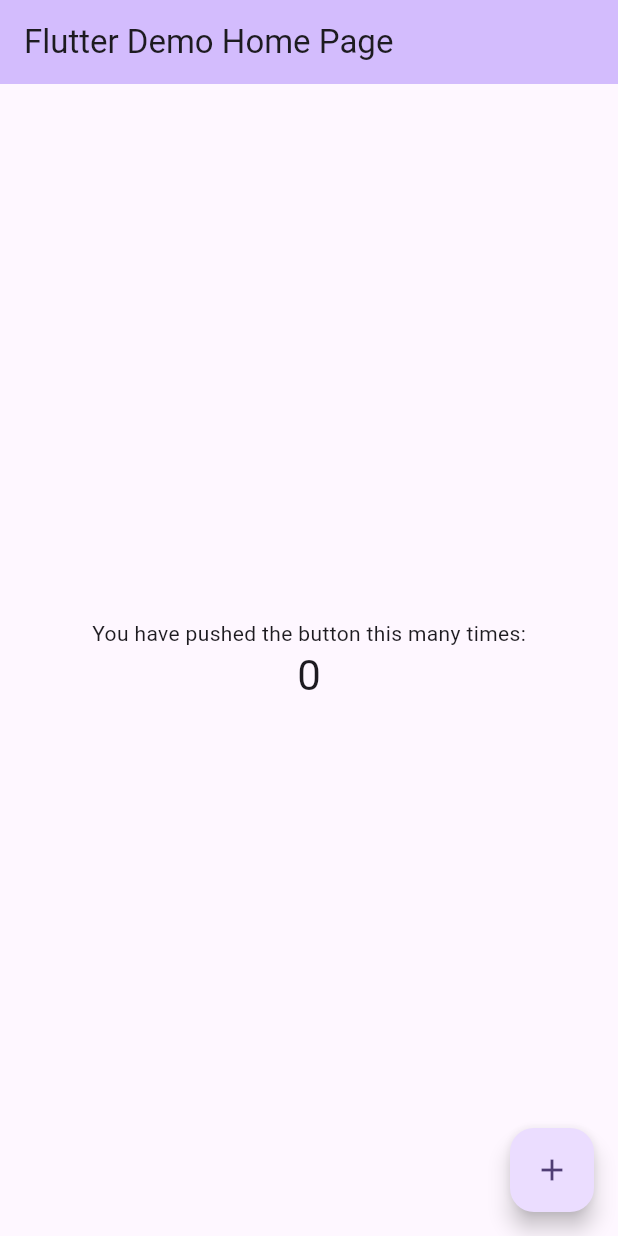
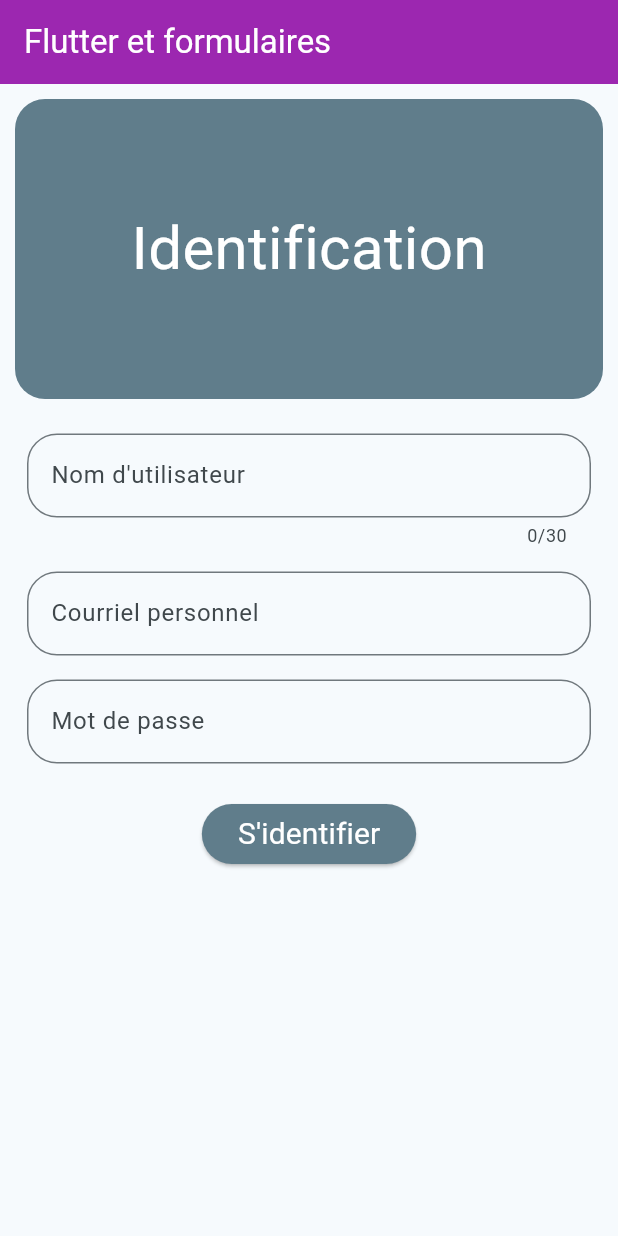
Before and after one commit to naelbenaissa/flutter_etu, a Flutter app: the screen it shows after launch, on a phone screen of 412 x 824 dp. Run offline on Flutter 3.47's test engine with Material 3 defaults, Android fonts, the phone set to English and light mode, and no system bars.

Commit message:
Initial Commit

```diff
--- a/lib/main.dart
+++ b/lib/main.dart
@@ -1,4 +1,5 @@
 import 'package:flutter/material.dart';
+import 'package:flutter_formulaire/views/home/home.dart';
 
 void main() {
   runApp(const MyApp());
@@ -11,115 +12,13 @@
   @override
   Widget build(BuildContext context) {
     return MaterialApp(
+      debugShowCheckedModeBanner: false,
       title: 'Flutter Demo',
       theme: ThemeData(
-        // This is the theme of your application.
-        //
-        // TRY THIS: Try running your application with "flutter run". You'll see
-        // the application has a purple toolbar. Then, without quitting the app,
-        // try changing the seedColor in the colorScheme below to Colors.green
-        // and then invoke "hot reload" (save your changes or press the "hot
-        // reload" button in a Flutter-supported IDE, or press "r" if you used
-        // the command line to start the app).
-        //
-        // Notice that the counter didn't reset back to zero; the application
-        // state is not lost during the reload. To reset the state, use hot
-        // restart instead.
-        //
-        // This works for code too, not just values: Most code changes can be
-        // tested with just a hot reload.
-        colorScheme: ColorScheme.fromSeed(seedColor: Colors.deepPurple),
+        colorScheme: ColorScheme.fromSeed(seedColor: Colors.blueGrey),
         useMaterial3: true,
       ),
-      home: const MyHomePage(title: 'Flutter Demo Home Page'),
+      home: const Home(),
     );
   }
 }
-
-class MyHomePage extends StatefulWidget {
-  const MyHomePage({super.key, required this.title});
-
-  // This widget is the home page of your application. It is stateful, meaning
-  // that it has a State object (defined below) that contains fields that affect
-  // how it looks.
-
-  // This class is the configuration for the state. It holds the values (in this
-  // case the title) provided by the parent (in this case the App widget) and
-  // used by the build method of the State. Fields in a Widget subclass are
-  // always marked "final".
-
-  final String title;
-
-  @override
-  State<MyHomePage> createState() => _MyHomePageState();
-}
-
-class _MyHomePageState extends State<MyHomePage> {
-  int _counter = 0;
-
-  void _incrementCounter() {
-    setState(() {
-      // This call to setState tells the Flutter framework that something has
-      // changed in this State, which causes it to rerun the build method below
-      // so that the display can reflect the updated values. If we changed
-      // _counter without calling setState(), then the build method would not be
-      // called again, and so nothing would appear to happen.
-      _counter++;
-    });
-  }
-
-  @override
-  Widget build(BuildContext context) {
-    // This method is rerun every time setState is called, for instance as done
-    // by the _incrementCounter method above.
-    //
-    // The Flutter framework has been optimized to make rerunning build methods
-    // fast, so that you can just rebuild anything that needs updating rather
-    // than having to individually change instances of widgets.
-    return Scaffold(
-      appBar: AppBar(
-        // TRY THIS: Try changing the color here to a specific color (to
-        // Colors.amber, perhaps?) and trigger a hot reload to see the AppBar
-        // change color while the other colors stay the same.
-        backgroundColor: Theme.of(context).colorScheme.inversePrimary,
-        // Here we take the value from the MyHomePage object that was created by
-        // the App.build method, and use it to set our appbar title.
-        title: Text(widget.title),
-      ),
-      body: Center(
-        // Center is a layout widget. It takes a single child and positions it
-        // in the middle of the parent.
-        child: Column(
-          // Column is also a layout widget. It takes a list of children and
-          // arranges them vertically. By default, it sizes itself to fit its
-          // children horizontally, and tries to be as tall as its parent.
-          //
-          // Column has various properties to control how it sizes itself and
-          // how it positions its children. Here we use mainAxisAlignment to
-          // center the children vertically; the main axis here is the vertical
-          // axis because Columns are vertical (the cross axis would be
-          // horizontal).
-          //
-          // TRY THIS: Invoke "debug painting" (choose the "Toggle Debug Paint"
-          // action in the IDE, or press "p" in the console), to see the
-          // wireframe for each widget.
-          mainAxisAlignment: MainAxisAlignment.center,
-          children: <Widget>[
-            const Text(
-              'You have pushed the button this many times:',
-            ),
-            Text(
-              '$_counter',
-              style: Theme.of(context).textTheme.headlineMedium,
-            ),
-          ],
-        ),
-      ),
-      floatingActionButton: FloatingActionButton(
-        onPressed: _incrementCounter,
-        tooltip: 'Increment',
-        child: const Icon(Icons.add),
-      ), // This trailing comma makes auto-formatting nicer for build methods.
-    );
-  }
-}
--- /dev/null
+++ b/lib/views/home/home.dart
@@ -0,0 +1,193 @@
+import 'package:flutter/material.dart';
+import 'dart:convert'; // for the utf8.encode method
+import 'package:crypto/crypto.dart';
+
+class Home extends StatefulWidget {
+  const Home({super.key});
+
+  @override
+  State<Home> createState() => _HomeState();
+}
+
+class _HomeState extends State<Home> {
+
+  /// Propriétés
+  String? nom;
+  String? courriel;
+  String? password; /// Test123!
+  final _formKey = GlobalKey<FormState>(); /// https://api.flutter.dev/flutter/widgets/GlobalKey-class.html
+
+
+  /// Méthodes
+  @override
+  Widget build(BuildContext context) {
+    return Scaffold(
+      appBar: AppBar(
+        title: const Text('Flutter et formulaires'),
+        foregroundColor: Colors.white,
+        backgroundColor: Colors.purple,
+      ),
+      body: _formSection(),
+    );
+  }
+
+  /// Construction du formulaire
+  Widget _formSection() {
+    return SingleChildScrollView(
+        child: Padding(
+          padding: const EdgeInsets.all(10.0),
+          child: Form(
+            key: _formKey,
+            child: Column(
+              mainAxisAlignment: MainAxisAlignment.start,
+              crossAxisAlignment: CrossAxisAlignment.center,
+              children: [
+                Container(
+                  decoration: const BoxDecoration(
+                    borderRadius: BorderRadius.all(Radius.circular(20)),
+                    color: Colors.blueGrey,
+                  ),
+                  height: 200,
+                  child: const Center(
+                    child: Text(
+                        "Identification",
+                      style: TextStyle(
+                        fontSize: 40,
+                        color: Colors.white,
+                        fontWeight: FontWeight.normal,
+                      ),
+                    ),
+                  ),
+                ),
+                const Padding(padding: EdgeInsets.only(bottom: 15)),
+                blocNom(),
+                blocCourriel(),
+                blocPassword(),
+                const Padding(padding: EdgeInsets.only(bottom: 15)),
+                ElevatedButton(
+                  style: const ButtonStyle(
+                    backgroundColor: WidgetStatePropertyAll<Color>(Colors.blueGrey),
+                    foregroundColor: WidgetStatePropertyAll<Color>(Colors.white)
+                  ),
+                  onPressed: () {
+                    if (_formKey.currentState!.validate()) {
+                      _formKey.currentState!.save();
+                      // print("Données du formulaire validées");
+                      // print("$nom - $courriel - $password - $_formKey");
+                    final message  = "Nom : $nom\nCourriel : $courriel\nMot de passe : $password";
+                      final snackBar = SnackBar(
+                          content: Text(
+                            message,
+                            style: const TextStyle(
+                              fontSize: 20,
+                            ),
+                          ),
+                        backgroundColor: Colors.purple,
+                      );
+                      ScaffoldMessenger.of(context).showSnackBar(snackBar);
+                    }
+                  },
+                  child: const Text(
+                      "S'identifier",
+                    style: TextStyle(
+                      fontSize: 20,
+                      fontWeight: FontWeight.normal,
+                    ),
+                  ),
+                ),
+              ],
+            ),
+          ),
+        ),
+    );
+  }
+
+  /// Bloc nom
+  Widget blocNom() {
+    return Padding(
+      padding: const EdgeInsets.all(8.0),
+      child: TextFormField(
+        maxLength: 30,
+        obscureText: false,
+        decoration: const InputDecoration(
+          labelText: "Nom d'utilisateur",
+          border: OutlineInputBorder(
+            borderRadius: BorderRadius.all(Radius.circular(20))
+          ),
+        ),
+        validator: (value) {
+          if (value!.length < 4) {
+            return "Entrer au moins 4 caractères";
+          }
+          return null;
+        },
+        onSaved: (value) {
+          setState(() {
+            nom = value;
+          });
+        },
+      ),
+    );
+  }
+
+  /// Bloc Courriel
+  Widget blocCourriel() {
+    return Padding(
+      padding: const EdgeInsets.all(8.0),
+      child: TextFormField(
+        keyboardType: TextInputType.emailAddress,
+        obscureText: false,
+        decoration: const InputDecoration(
+          border: OutlineInputBorder(
+              borderRadius: BorderRadius.all(Radius.circular(20))
+          ),
+          hintText: "Courriel personnel"
+        ),
+        validator: (value) {
+          const emailRegExp = r'^[a-zA-Z0-9.]+@[a-zA-Z0-9]+\.[a-zA-Z]+';
+          final regExp = RegExp(emailRegExp);
+          if (!regExp.hasMatch(value!)){
+            return "Entrer un courriel valide";
+          }
+          return null;
+        },
+        onSaved: (value) {
+          setState(() {
+            courriel = value;
+          });
+        },
+      ),
+    );
+  }
+
+  /// blocPassword
+  Widget blocPassword() {
+    return Padding(
+      padding: const EdgeInsets.all(8.0),
+      child: TextFormField(
+        obscureText: true,
+        decoration: const InputDecoration(
+            border: OutlineInputBorder(
+                borderRadius: BorderRadius.all(Radius.circular(20))
+            ),
+            hintText: "Mot de passe"
+        ),
+        validator: (value) {
+          const passwordRegExp = r'^(?=.*\d)(?=.*[a-z])(?=.*[A-Z])(?=.*[a-zA-Z]).{8,}$';
+          final regExp = RegExp(passwordRegExp);
+          if (!regExp.hasMatch(value!)){
+            return "Entrer un mot de passe valide";
+          }
+          return null;
+        },
+        onSaved: (value) {
+          setState(() {
+            var bytes = utf8.encode(value!);
+            var digest = sha512.convert(bytes); /// pub.dev : crypto
+            password = digest.toString();
+          });
+        },
+      ),
+    );
+  }
+} /// Class
--- a/pubspec.yaml
+++ b/pubspec.yaml
@@ -1,4 +1,4 @@
-name: flutter_etu
+name: flutter_formulaire
 description: "A new Flutter project."
 # The following line prevents the package from being accidentally published to
 # pub.dev using `flutter pub publish`. This is preferred for private packages.
@@ -30,11 +30,14 @@ environment:
 dependencies:
   flutter:
     sdk: flutter
+  http: ^1.2.2
+  cached_network_image: ^3.4.1
 
 
   # The following adds the Cupertino Icons font to your application.
   # Use with the CupertinoIcons class for iOS style icons.
   cupertino_icons: ^1.0.8
+  crypto: ^3.0.6
 
 dev_dependencies:
   flutter_test:
```
Also changed, not shown: pubspec.lock, 1 other file.
